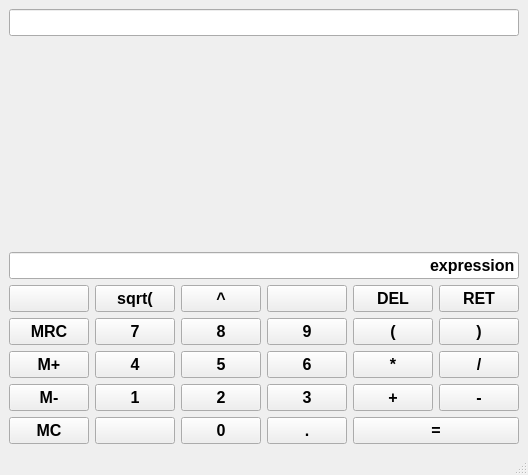
Old version of the form maincalc.ui in the repository red-kangaroo/ak7_qtcalc.
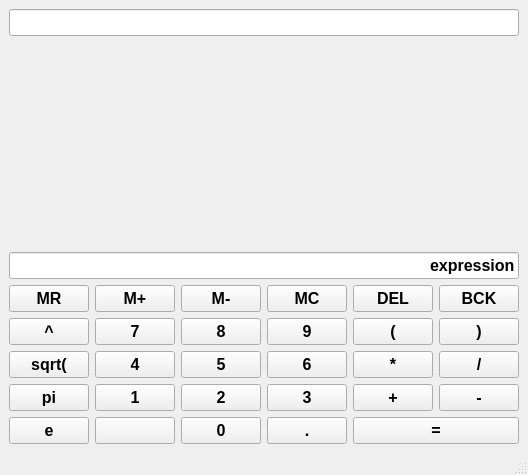
New version of the form.

Commit message: Keep expression on edit if NaN

The edit to the form file:
```diff
--- a/maincalc.ui
+++ b/maincalc.ui
@@ -15,39 +15,6 @@
   </property>
   <widget class="QWidget" name="centralwidget">
    <layout class="QGridLayout" name="gridLayout">
-    <item row="6" column="0">
-     <widget class="QPushButton" name="pushButton_8">
-      <property name="sizePolicy">
-       <sizepolicy hsizetype="Preferred" vsizetype="Preferred">
-        <horstretch>0</horstretch>
-        <verstretch>0</verstretch>
-       </sizepolicy>
-      </property>
-      <property name="font">
-       <font>
-        <pointsize>12</pointsize>
-        <bold>true</bold>
-       </font>
-      </property>
-      <property name="styleSheet">
-       <string notr="true">QPushButton {
-	background-color: #0000CD;
-	boder: 1px solid gray;
-	padding: 5px;
-    width: 56px;
-}♣
-
-QPushButton:pressed {
-	background-color: #A9A9A9;
-	boder: 1px solid gray;
-	padding: 5px;
-}♣</string>
-      </property>
-      <property name="text">
-       <string>M-</string>
-      </property>
-     </widget>
-    </item>
     <item row="6" column="1">
      <widget class="QPushButton" name="pushButton_11">
       <property name="sizePolicy">
@@ -184,39 +151,6 @@
       </property>
      </widget>
     </item>
-    <item row="5" column="0">
-     <widget class="QPushButton" name="pushButton_7">
-      <property name="sizePolicy">
-       <sizepolicy hsizetype="Preferred" vsizetype="Preferred">
-        <horstretch>0</horstretch>
-        <verstretch>0</verstretch>
-       </sizepolicy>
-      </property>
-      <property name="font">
-       <font>
-        <pointsize>12</pointsize>
-        <bold>true</bold>
-       </font>
-      </property>
-      <property name="styleSheet">
-       <string notr="true">QPushButton {
-	background-color: #0000CD;
-	boder: 1px solid gray;
-	padding: 5px;
-    width: 56px;
-}♣
-
-QPushButton:pressed {
-	background-color: #A9A9A9;
-	boder: 1px solid gray;
-	padding: 5px;
-}♣</string>
-      </property>
-      <property name="text">
-       <string>M+</string>
-      </property>
-     </widget>
-    </item>
     <item row="5" column="5">
      <widget class="QPushButton" name="pushButton_22">
       <property name="sizePolicy">
@@ -260,6 +194,7 @@
       </property>
       <property name="font">
        <font>
+        <family>Segoe UI</family>
         <pointsize>12</pointsize>
         <bold>true</bold>
        </font>
@@ -279,7 +214,7 @@
 }♣</string>
       </property>
       <property name="text">
-       <string>RET</string>
+       <string>BCK</string>
       </property>
      </widget>
     </item>
@@ -453,72 +388,6 @@
       </property>
      </widget>
     </item>
-    <item row="4" column="0">
-     <widget class="QPushButton" name="pushButton">
-      <property name="sizePolicy">
-       <sizepolicy hsizetype="Preferred" vsizetype="Preferred">
-        <horstretch>0</horstretch>
-        <verstretch>0</verstretch>
-       </sizepolicy>
-      </property>
-      <property name="font">
-       <font>
-        <pointsize>12</pointsize>
-        <bold>true</bold>
-       </font>
-      </property>
-      <property name="styleSheet">
-       <string notr="true">QPushButton {
-	background-color: #0000CD;
-	boder: 1px solid gray;
-	padding: 5px;
-    width: 56px;
-}♣
-
-QPushButton:pressed {
-	background-color: #A9A9A9;
-	boder: 1px solid gray;
-	padding: 5px;
-}♣</string>
-      </property>
-      <property name="text">
-       <string>MRC</string>
-      </property>
-     </widget>
-    </item>
-    <item row="3" column="3">
-     <widget class="QPushButton" name="pushButton_29">
-      <property name="sizePolicy">
-       <sizepolicy hsizetype="Preferred" vsizetype="Preferred">
-        <horstretch>0</horstretch>
-        <verstretch>0</verstretch>
-       </sizepolicy>
-      </property>
-      <property name="font">
-       <font>
-        <pointsize>12</pointsize>
-        <bold>true</bold>
-       </font>
-      </property>
-      <property name="styleSheet">
-       <string notr="true">QPushButton {
-	background-color: #0000CD;
-	boder: 1px solid gray;
-	padding: 5px;
-    width: 56px;
-}♣
-
-QPushButton:pressed {
-	background-color: #A9A9A9;
-	boder: 1px solid gray;
-	padding: 5px;
-}♣</string>
-      </property>
-      <property name="text">
-       <string/>
-      </property>
-     </widget>
-    </item>
     <item row="7" column="3">
      <widget class="QPushButton" name="pushButton_18">
       <property name="sizePolicy">
@@ -552,72 +421,6 @@
       </property>
      </widget>
     </item>
-    <item row="3" column="1">
-     <widget class="QPushButton" name="pushButton_26">
-      <property name="sizePolicy">
-       <sizepolicy hsizetype="Preferred" vsizetype="Preferred">
-        <horstretch>0</horstretch>
-        <verstretch>0</verstretch>
-       </sizepolicy>
-      </property>
-      <property name="font">
-       <font>
-        <pointsize>12</pointsize>
-        <bold>true</bold>
-       </font>
-      </property>
-      <property name="styleSheet">
-       <string notr="true">QPushButton {
-	background-color: #0000CD;
-	boder: 1px solid gray;
-	padding: 5px;
-    width: 56px;
-}♣
-
-QPushButton:pressed {
-	background-color: #A9A9A9;
-	boder: 1px solid gray;
-	padding: 5px;
-}♣</string>
-      </property>
-      <property name="text">
-       <string>sqrt(</string>
-      </property>
-     </widget>
-    </item>
-    <item row="7" column="0">
-     <widget class="QPushButton" name="pushButton_9">
-      <property name="sizePolicy">
-       <sizepolicy hsizetype="Preferred" vsizetype="Preferred">
-        <horstretch>0</horstretch>
-        <verstretch>0</verstretch>
-       </sizepolicy>
-      </property>
-      <property name="font">
-       <font>
-        <pointsize>12</pointsize>
-        <bold>true</bold>
-       </font>
-      </property>
-      <property name="styleSheet">
-       <string notr="true">QPushButton {
-	background-color: #0000CD;
-	boder: 1px solid gray;
-	padding: 5px;
-    width: 56px;
-}♣
-
-QPushButton:pressed {
-	background-color: #A9A9A9;
-	boder: 1px solid gray;
-	padding: 5px;
-}♣</string>
-      </property>
-      <property name="text">
-       <string>MC</string>
-      </property>
-     </widget>
-    </item>
     <item row="4" column="2">
      <widget class="QPushButton" name="pushButton_3">
       <property name="sizePolicy">
@@ -721,39 +524,6 @@
       </property>
      </widget>
     </item>
-    <item row="3" column="2">
-     <widget class="QPushButton" name="pushButton_28">
-      <property name="sizePolicy">
-       <sizepolicy hsizetype="Preferred" vsizetype="Preferred">
-        <horstretch>0</horstretch>
-        <verstretch>0</verstretch>
-       </sizepolicy>
-      </property>
-      <property name="font">
-       <font>
-        <pointsize>12</pointsize>
-        <bold>true</bold>
-       </font>
-      </property>
-      <property name="styleSheet">
-       <string notr="true">QPushButton {
-	background-color: #0000CD;
-	boder: 1px solid gray;
-	padding: 5px;
-    width: 56px;
-}♣
-
-QPushButton:pressed {
-	background-color: #A9A9A9;
-	boder: 1px solid gray;
-	padding: 5px;
-}♣</string>
-      </property>
-      <property name="text">
-       <string>^</string>
-      </property>
-     </widget>
-    </item>
     <item row="3" column="4">
      <widget class="QPushButton" name="pushButton_30">
       <property name="sizePolicy">
@@ -1008,39 +778,6 @@
       </property>
      </widget>
     </item>
-    <item row="3" column="0">
-     <widget class="QPushButton" name="pushButton_25">
-      <property name="sizePolicy">
-       <sizepolicy hsizetype="Preferred" vsizetype="Preferred">
-        <horstretch>0</horstretch>
-        <verstretch>0</verstretch>
-       </sizepolicy>
-      </property>
-      <property name="font">
-       <font>
-        <pointsize>12</pointsize>
-        <bold>true</bold>
-       </font>
-      </property>
-      <property name="styleSheet">
-       <string notr="true">QPushButton {
-	background-color: #0000CD;
-	boder: 1px solid gray;
-	padding: 5px;
-    width: 56px;
-}♣
-
-QPushButton:pressed {
-	background-color: #A9A9A9;
-	boder: 1px solid gray;
-	padding: 5px;
-}♣</string>
-      </property>
-      <property name="text">
-       <string/>
-      </property>
-     </widget>
-    </item>
     <item row="1" column="0" colspan="6">
      <widget class="QLabel" name="label">
       <property name="sizePolicy">
@@ -1063,6 +800,270 @@
       </property>
      </widget>
     </item>
+    <item row="3" column="0">
+     <widget class="QPushButton" name="pushButton">
+      <property name="sizePolicy">
+       <sizepolicy hsizetype="Preferred" vsizetype="Preferred">
+        <horstretch>0</horstretch>
+        <verstretch>0</verstretch>
+       </sizepolicy>
+      </property>
+      <property name="font">
+       <font>
+        <pointsize>12</pointsize>
+        <bold>true</bold>
+       </font>
+      </property>
+      <property name="styleSheet">
+       <string notr="true">QPushButton {
+	background-color: #0000CD;
+	boder: 1px solid gray;
+	padding: 5px;
+    width: 56px;
+}♣
+
+QPushButton:pressed {
+	background-color: #A9A9A9;
+	boder: 1px solid gray;
+	padding: 5px;
+}♣</string>
+      </property>
+      <property name="text">
+       <string>MR</string>
+      </property>
+     </widget>
+    </item>
+    <item row="3" column="1">
+     <widget class="QPushButton" name="pushButton_7">
+      <property name="sizePolicy">
+       <sizepolicy hsizetype="Preferred" vsizetype="Preferred">
+        <horstretch>0</horstretch>
+        <verstretch>0</verstretch>
+       </sizepolicy>
+      </property>
+      <property name="font">
+       <font>
+        <pointsize>12</pointsize>
+        <bold>true</bold>
+       </font>
+      </property>
+      <property name="styleSheet">
+       <string notr="true">QPushButton {
+	background-color: #0000CD;
+	boder: 1px solid gray;
+	padding: 5px;
+    width: 56px;
+}♣
+
+QPushButton:pressed {
+	background-color: #A9A9A9;
+	boder: 1px solid gray;
+	padding: 5px;
+}♣</string>
+      </property>
+      <property name="text">
+       <string>M+</string>
+      </property>
+     </widget>
+    </item>
+    <item row="3" column="2">
+     <widget class="QPushButton" name="pushButton_8">
+      <property name="sizePolicy">
+       <sizepolicy hsizetype="Preferred" vsizetype="Preferred">
+        <horstretch>0</horstretch>
+        <verstretch>0</verstretch>
+       </sizepolicy>
+      </property>
+      <property name="font">
+       <font>
+        <pointsize>12</pointsize>
+        <bold>true</bold>
+       </font>
+      </property>
+      <property name="styleSheet">
+       <string notr="true">QPushButton {
+	background-color: #0000CD;
+	boder: 1px solid gray;
+	padding: 5px;
+    width: 56px;
+}♣
+
+QPushButton:pressed {
+	background-color: #A9A9A9;
+	boder: 1px solid gray;
+	padding: 5px;
+}♣</string>
+      </property>
+      <property name="text">
+       <string>M-</string>
+      </property>
+     </widget>
+    </item>
+    <item row="3" column="3">
+     <widget class="QPushButton" name="pushButton_9">
+      <property name="sizePolicy">
+       <sizepolicy hsizetype="Preferred" vsizetype="Preferred">
+        <horstretch>0</horstretch>
+        <verstretch>0</verstretch>
+       </sizepolicy>
+      </property>
+      <property name="font">
+       <font>
+        <pointsize>12</pointsize>
+        <bold>true</bold>
+       </font>
+      </property>
+      <property name="styleSheet">
+       <string notr="true">QPushButton {
+	background-color: #0000CD;
+	boder: 1px solid gray;
+	padding: 5px;
+    width: 56px;
+}♣
+
+QPushButton:pressed {
+	background-color: #A9A9A9;
+	boder: 1px solid gray;
+	padding: 5px;
+}♣</string>
+      </property>
+      <property name="text">
+       <string>MC</string>
+      </property>
+     </widget>
+    </item>
+    <item row="4" column="0">
+     <widget class="QPushButton" name="pushButton_28">
+      <property name="sizePolicy">
+       <sizepolicy hsizetype="Preferred" vsizetype="Preferred">
+        <horstretch>0</horstretch>
+        <verstretch>0</verstretch>
+       </sizepolicy>
+      </property>
+      <property name="font">
+       <font>
+        <pointsize>12</pointsize>
+        <bold>true</bold>
+       </font>
+      </property>
+      <property name="styleSheet">
+       <string notr="true">QPushButton {
+	background-color: #0000CD;
+	boder: 1px solid gray;
+	padding: 5px;
+    width: 56px;
+}♣
+
+QPushButton:pressed {
+	background-color: #A9A9A9;
+	boder: 1px solid gray;
+	padding: 5px;
+}♣</string>
+      </property>
+      <property name="text">
+       <string>^</string>
+      </property>
+     </widget>
+    </item>
+    <item row="5" column="0">
+     <widget class="QPushButton" name="pushButton_26">
+      <property name="sizePolicy">
+       <sizepolicy hsizetype="Preferred" vsizetype="Preferred">
+        <horstretch>0</horstretch>
+        <verstretch>0</verstretch>
+       </sizepolicy>
+      </property>
+      <property name="font">
+       <font>
+        <pointsize>12</pointsize>
+        <bold>true</bold>
+       </font>
+      </property>
+      <property name="styleSheet">
+       <string notr="true">QPushButton {
+	background-color: #0000CD;
+	boder: 1px solid gray;
+	padding: 5px;
+    width: 56px;
+}♣
+
+QPushButton:pressed {
+	background-color: #A9A9A9;
+	boder: 1px solid gray;
+	padding: 5px;
+}♣</string>
+      </property>
+      <property name="text">
+       <string>sqrt(</string>
+      </property>
+     </widget>
+    </item>
+    <item row="6" column="0">
+     <widget class="QPushButton" name="pushButton_29">
+      <property name="sizePolicy">
+       <sizepolicy hsizetype="Preferred" vsizetype="Preferred">
+        <horstretch>0</horstretch>
+        <verstretch>0</verstretch>
+       </sizepolicy>
+      </property>
+      <property name="font">
+       <font>
+        <pointsize>12</pointsize>
+        <bold>true</bold>
+       </font>
+      </property>
+      <property name="styleSheet">
+       <string notr="true">QPushButton {
+	background-color: #0000CD;
+	boder: 1px solid gray;
+	padding: 5px;
+    width: 56px;
+}♣
+
+QPushButton:pressed {
+	background-color: #A9A9A9;
+	boder: 1px solid gray;
+	padding: 5px;
+}♣</string>
+      </property>
+      <property name="text">
+       <string>pi</string>
+      </property>
+     </widget>
+    </item>
+    <item row="7" column="0">
+     <widget class="QPushButton" name="pushButton_21">
+      <property name="sizePolicy">
+       <sizepolicy hsizetype="Preferred" vsizetype="Preferred">
+        <horstretch>0</horstretch>
+        <verstretch>0</verstretch>
+       </sizepolicy>
+      </property>
+      <property name="font">
+       <font>
+        <pointsize>12</pointsize>
+        <bold>true</bold>
+       </font>
+      </property>
+      <property name="styleSheet">
+       <string notr="true">QPushButton {
+	background-color: #0000CD;
+	boder: 1px solid gray;
+	padding: 5px;
+    width: 56px;
+}♣
+
+QPushButton:pressed {
+	background-color: #A9A9A9;
+	boder: 1px solid gray;
+	padding: 5px;
+}♣</string>
+      </property>
+      <property name="text">
+       <string>e</string>
+      </property>
+     </widget>
+    </item>
    </layout>
   </widget>
   <widget class="QMenuBar" name="menubar">
```
Left out of the diff: 1 changed line with no effect on the pictures. The commit also changes 1 other file.
